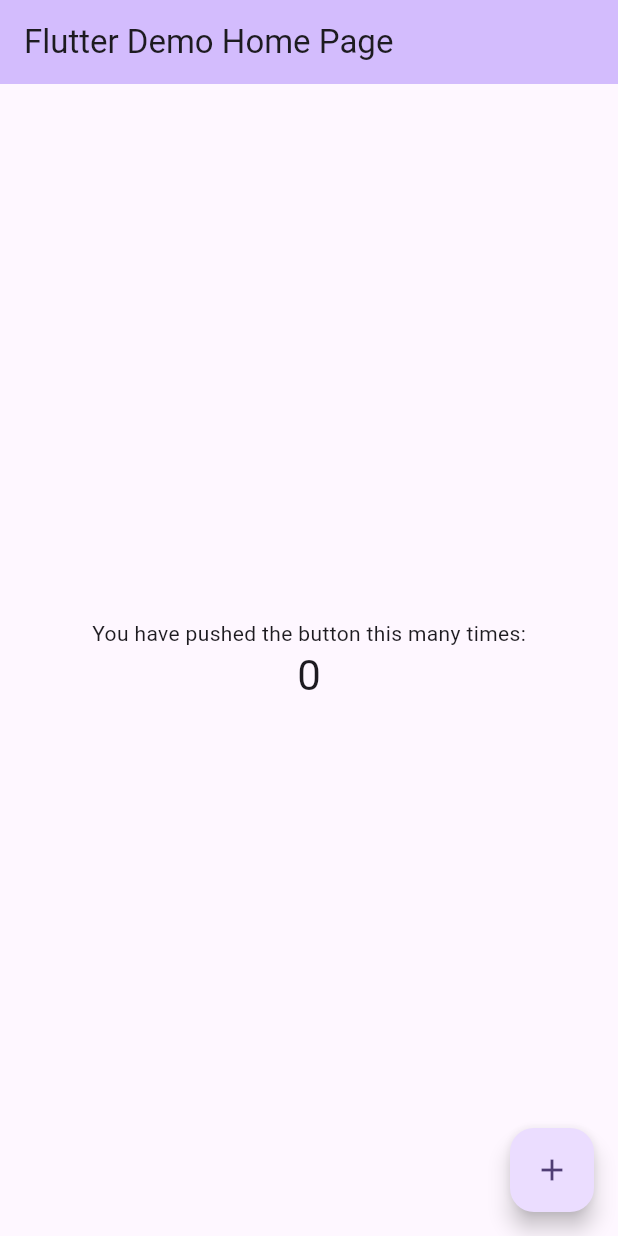
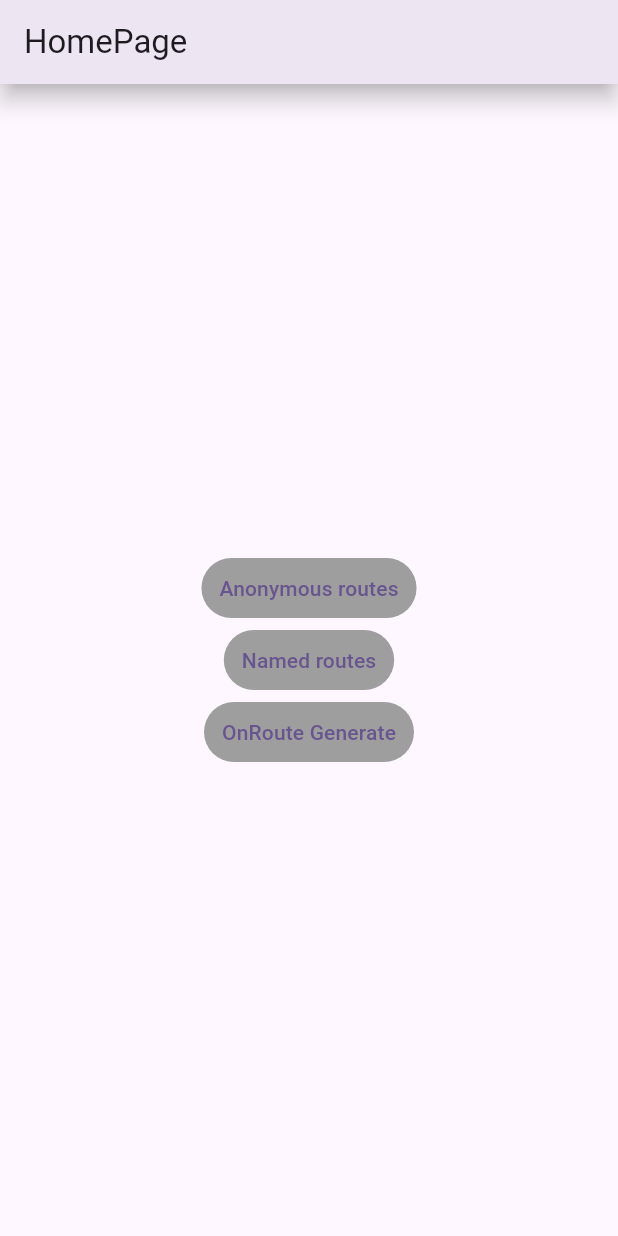
Before and after one commit to sachin9977/Flutter_30Days, a Flutter app: the screen it shows after launch, on a phone screen of 412 x 824 dp. Run offline on Flutter 3.47's test engine with Material 2 defaults, Android fonts, the phone set to English and light mode, and no system bars.

Commit message:
OnGenerate_Routes

```diff
--- /dev/null
+++ b/Day-1/rounting/lib/home_page.dart
@@ -0,0 +1,64 @@
+import 'package:flutter/material.dart';
+import 'package:rounting/detailed.dart';
+
+class MyHomePage extends StatefulWidget {
+  const MyHomePage({super.key});
+
+  @override
+  State<MyHomePage> createState() => _MyHomePageState();
+}
+
+class _MyHomePageState extends State<MyHomePage> {
+  @override
+  Widget build(BuildContext context) {
+    return Scaffold(
+      appBar: AppBar(
+        elevation: 6,
+        shadowColor: Colors.black,
+        title: const Text("HomePage"),
+      ),
+      body: Column(
+        mainAxisAlignment: MainAxisAlignment.center,
+        children: [
+          // This is Called Anonymous routes
+          Center(
+              child: TextButton(
+            style: const ButtonStyle(
+                backgroundColor: MaterialStatePropertyAll(Colors.grey)),
+            onPressed: () {
+              Navigator.push(
+                  context,
+                  MaterialPageRoute(
+                    builder: (context) => const DetailedPage(),
+                  ));
+            },
+            child: const Text("Anonymous routes"),
+          )),
+          // This is Called Named routes
+          Center(
+              child: TextButton(
+            style: const ButtonStyle(
+                backgroundColor: MaterialStatePropertyAll(Colors.grey)),
+            onPressed: () {
+              Navigator.pushNamed(
+                context,
+                '/details',
+              );
+            },
+            child: const Text("Named routes"),
+          )),
+          // This is Called OnGenerate routes
+          Center(
+              child: TextButton(
+            style: const ButtonStyle(
+                backgroundColor: MaterialStatePropertyAll(Colors.grey)),
+            onPressed: () {
+              Navigator.of(context).pushNamed('/second');
+            },
+            child: const Text("OnRoute Generate"),
+          )),
+        ],
+      ),
+    );
+  }
+}
--- a/Day-1/rounting/lib/main.dart
+++ b/Day-1/rounting/lib/main.dart
@@ -1,4 +1,7 @@
 import 'package:flutter/material.dart';
+import 'package:rounting/detailed.dart';
+import 'package:rounting/home_page.dart';
+import 'package:rounting/route_generator.dart';
 
 void main() {
   runApp(const MyApp());
@@ -11,115 +14,23 @@ class MyApp extends StatelessWidget {
   @override
   Widget build(BuildContext context) {
     return MaterialApp(
-      title: 'Flutter Demo',
+      debugShowCheckedModeBanner: false,
+      title: 'Flutter Day-1',
       theme: ThemeData(
-        // This is the theme of your application.
-        //
-        // TRY THIS: Try running your application with "flutter run". You'll see
-        // the application has a blue toolbar. Then, without quitting the app,
-        // try changing the seedColor in the colorScheme below to Colors.green
-        // and then invoke "hot reload" (save your changes or press the "hot
-        // reload" button in a Flutter-supported IDE, or press "r" if you used
-        // the command line to start the app).
-        //
-        // Notice that the counter didn't reset back to zero; the application
-        // state is not lost during the reload. To reset the state, use hot
-        // restart instead.
-        //
-        // This works for code too, not just values: Most code changes can be
-        // tested with just a hot reload.
         colorScheme: ColorScheme.fromSeed(seedColor: Colors.deepPurple),
         useMaterial3: true,
       ),
-      home: const MyHomePage(title: 'Flutter Demo Home Page'),
+      // home: const MyHomePage(),
+      initialRoute: '/',
+      // For OnGenerate Routes
+      onGenerateRoute: RouteGenerator.generateRoute,
+      // For Named Routes
+      routes: {
+        '/': (context) => const MyHomePage(),
+        '/details': (context) => const DetailedPage(),
+      },
     );
   }
 }
 
-class MyHomePage extends StatefulWidget {
-  const MyHomePage({super.key, required this.title});
-
-  // This widget is the home page of your application. It is stateful, meaning
-  // that it has a State object (defined below) that contains fields that affect
-  // how it looks.
-
-  // This class is the configuration for the state. It holds the values (in this
-  // case the title) provided by the parent (in this case the App widget) and
-  // used by the build method of the State. Fields in a Widget subclass are
-  // always marked "final".
-
-  final String title;
-
-  @override
-  State<MyHomePage> createState() => _MyHomePageState();
-}
-
-class _MyHomePageState extends State<MyHomePage> {
-  int _counter = 0;
-
-  void _incrementCounter() {
-    setState(() {
-      // This call to setState tells the Flutter framework that something has
-      // changed in this State, which causes it to rerun the build method below
-      // so that the display can reflect the updated values. If we changed
-      // _counter without calling setState(), then the build method would not be
-      // called again, and so nothing would appear to happen.
-      _counter++;
-    });
-  }
-
-  @override
-  Widget build(BuildContext context) {
-    // This method is rerun every time setState is called, for instance as done
-    // by the _incrementCounter method above.
-    //
-    // The Flutter framework has been optimized to make rerunning build methods
-    // fast, so that you can just rebuild anything that needs updating rather
-    // than having to individually change instances of widgets.
-    return Scaffold(
-      appBar: AppBar(
-        // TRY THIS: Try changing the color here to a specific color (to
-        // Colors.amber, perhaps?) and trigger a hot reload to see the AppBar
-        // change color while the other colors stay the same.
-        backgroundColor: Theme.of(context).colorScheme.inversePrimary,
-        // Here we take the value from the MyHomePage object that was created by
-        // the App.build method, and use it to set our appbar title.
-        title: Text(widget.title),
-      ),
-      body: Center(
-        // Center is a layout widget. It takes a single child and positions it
-        // in the middle of the parent.
-        child: Column(
-          // Column is also a layout widget. It takes a list of children and
-          // arranges them vertically. By default, it sizes itself to fit its
-          // children horizontally, and tries to be as tall as its parent.
-          //
-          // Column has various properties to control how it sizes itself and
-          // how it positions its children. Here we use mainAxisAlignment to
-          // center the children vertically; the main axis here is the vertical
-          // axis because Columns are vertical (the cross axis would be
-          // horizontal).
-          //
-          // TRY THIS: Invoke "debug painting" (choose the "Toggle Debug Paint"
-          // action in the IDE, or press "p" in the console), to see the
-          // wireframe for each widget.
-          mainAxisAlignment: MainAxisAlignment.center,
-          children: <Widget>[
-            const Text(
-              'You have pushed the button this many times:',
-            ),
-            Text(
-              '$_counter',
-              style: Theme.of(context).textTheme.headlineMedium,
-            ),
-          ],
-        ),
-      ),
-      floatingActionButton: FloatingActionButton(
-        onPressed: _incrementCounter,
-        tooltip: 'Increment',
-        child: const Icon(Icons.add),
-      ), // This trailing comma makes auto-formatting nicer for build methods.
-    );
-  }
-}
+  // IMP -: We can not use Named Routes and OnGenerate Routes at the Same Time or In same Project.
```
Also changed, not shown: Day-1/rounting/lib/detailed.dart (added, +21 -0 lines), Day-1/rounting/lib/route_generator.dart (added, +38 -0 lines).
